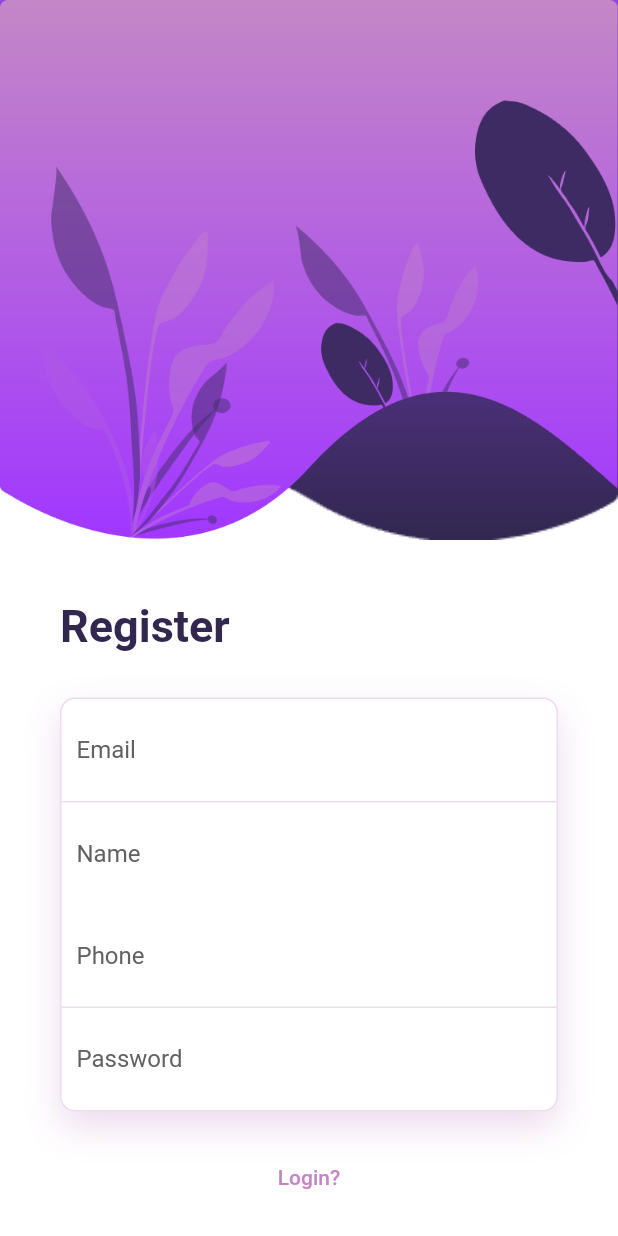
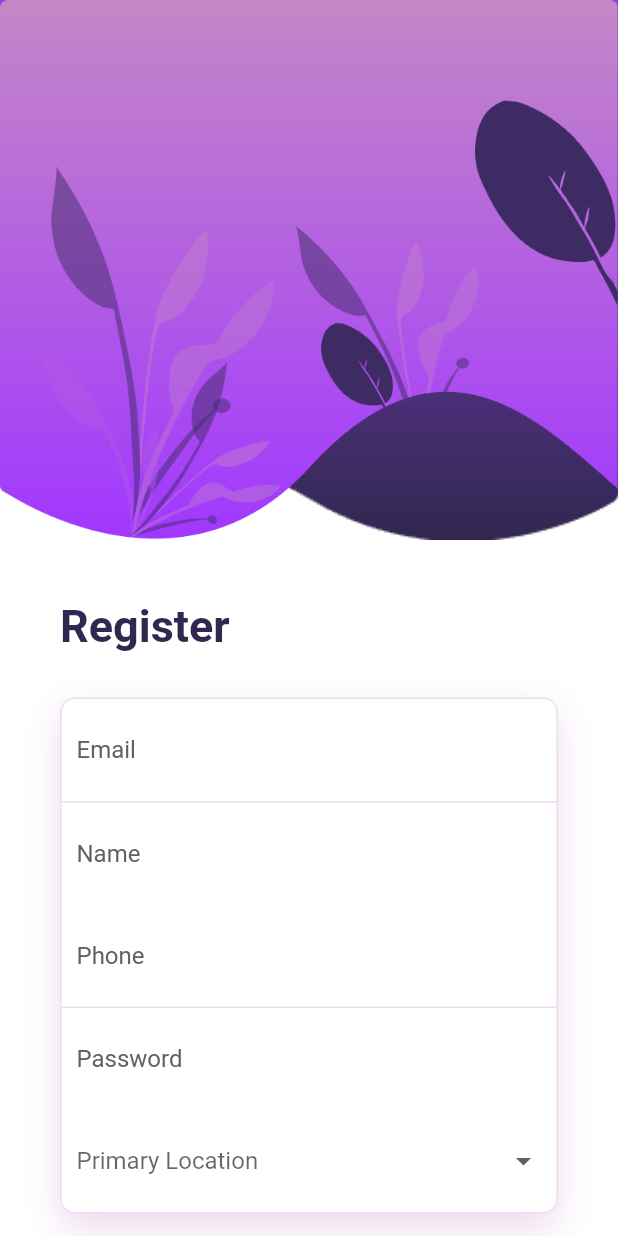
Before and after one commit to Swifty-The-Delivery-Ecosystem/swifty-mobile, a Flutter app: the RegisterScreen screen opened by its route, on a phone screen of 412 x 824 dp. Run offline on Flutter 3.47's test engine with Material 2 defaults, Android fonts, the phone set to English and light mode, and no system bars; our stand-ins replace animate_do, flutter_otp_text_field, google_fonts, introduction_screen, shimmer; accounts and stored records are empty; network calls fail.

```diff
--- a/lib/providers/user_provider.dart
+++ b/lib/providers/user_provider.dart
@@ -7,8 +7,8 @@ import 'package:swifty_mobile/models/userModel.dart';
 
 class User extends ChangeNotifier{
   late UserModel user;
-  final String baseUrl = 'http://10.0.2.2:8000/api/userAuth';
-  Future<int> register(String email, String name, String password, int phone) async {
+  final String baseUrl = 'https://auth-six-pi.vercel.app/api/userAuth';
+  Future<int> register(String email, String name, String password, int phone, int primary_location) async {
     try {
       final response = await http.post(
         Uri.parse('$baseUrl/register'),
@@ -18,6 +18,7 @@ class User extends ChangeNotifier{
           'name': name,
           'password': password,
           'phone': phone,
+          'primary_location' : primary_location
         }),
       );
 
@@ -64,6 +65,7 @@ class User extends ChangeNotifier{
     } catch (error) {
       print('Error verifying OTP: $error');
       // Handle errors as needed
+      // TODO:  Add validation
       return 404;
     }
   }
--- a/lib/screens/login.dart
+++ b/lib/screens/login.dart
@@ -13,12 +13,6 @@ class LoginScreen extends StatefulWidget {
 
 class _LoginScreenState extends State<LoginScreen> {
 
-  Future<void> register(String email, String password, String name, int phone)async {
-    int statusCode = await Provider.of<User>(context,listen: false).register(email, name, password, phone);
-    if(statusCode == 200){
-      Navigator.pushReplacementNamed(context, '/verify');
-    }
-  }
 
   Future<void> login(String email, String password)async {
     int statusCode = await Provider.of<User>(context,listen: false).login(email,  password);
--- a/lib/screens/register.dart
+++ b/lib/screens/register.dart
@@ -13,9 +13,9 @@ class RegisterScreen extends StatefulWidget {
 
 class _RegisterScreenState extends State<RegisterScreen> {
 
-  Future<void> register(String email, String password, String name, int phone)async {
-    int statusCode = await Provider.of<User>(context, listen: false).register(email, name, password, phone);
-    if(statusCode == 200){
+  Future<void> register(String email, String password, String name, int phone, int primary_location)async {
+    int statusCode = await Provider.of<User>(context, listen: false).register(email, name, password, phone, primary_location);
+    if(statusCode == 201){
       Navigator.pushReplacementNamed(context, '/verify');
     }
   }
@@ -25,6 +25,19 @@ class _RegisterScreenState extends State<RegisterScreen> {
     TextEditingController password = TextEditingController();
     TextEditingController name = TextEditingController();
     TextEditingController phone = TextEditingController();
+    TextEditingController primaryLocationController = TextEditingController();
+
+    final List<String> locationOptions = ['BH1', 'BH2', 'GH1', 'MSH', 'Delta', 'ED1'];
+
+    final Map<String, int> locationMapping = {
+      'BH1': 1,
+      'BH2': 2,
+      'GH1': 3,
+      'MSH': 4,
+      'Delta': 5,
+      'ED1': 6,
+    };
+
     final width = MediaQuery.of(context).size.width;
     return Scaffold(
       backgroundColor: Colors.white,
@@ -175,6 +188,28 @@ class _RegisterScreenState extends State<RegisterScreen> {
                                     ),
                                   ),
                                 ),
+                                Container(
+                                  padding: const EdgeInsets.all(10),
+                                  child: DropdownButtonFormField<String>(
+                                    value: primaryLocationController.text,
+                                    onChanged: (String? newValue) {
+                                      setState(() {
+                                        primaryLocationController.text = newValue ?? '';
+                                      });
+                                    },
+                                    items: locationOptions.map((String option) {
+                                      return DropdownMenuItem<String>(
+                                        value: option,
+                                        child: Text(option),
+                                      );
+                                    }).toList(),
+                                    decoration: InputDecoration(
+                                      border: InputBorder.none,
+                                      hintText: "Primary Location",
+                                      hintStyle: TextStyle(color: Colors.grey.shade700),
+                                    ),
+                                  ),
+                                ),
                               ],
                             ),
                           ),
@@ -205,7 +240,7 @@ class _RegisterScreenState extends State<RegisterScreen> {
                           duration: const Duration(milliseconds: 1900),
                           child: MaterialButton(
                             onPressed: () {
-                              register(email.text, password.text, name.text, int.parse(phone.text));
+                              register(email.text, password.text, name.text, int.parse(phone.text), locationMapping[primaryLocationController.text]!);
                             },
                             color: Color.fromRGBO(49, 39, 79, 1),
                             shape: RoundedRectangleBorder(
--- a/lib/screens/verify_screen.dart
+++ b/lib/screens/verify_screen.dart
@@ -15,7 +15,7 @@ class VerifyScreen extends StatefulWidget {
 class _VerifyScreenState extends State<VerifyScreen> {
   Future<void> verify(String otp) async{
     int statusCode = await Provider.of<User>(context, listen: false).verifyOtp(otp);
-    if(statusCode == 200){
+    if(statusCode == 201){
       Navigator.pushNamed(context, '/dashboard');
     }
   }
```
Also changed, not shown: lib/screens/profile_screen.dart (+11 -4 lines).
